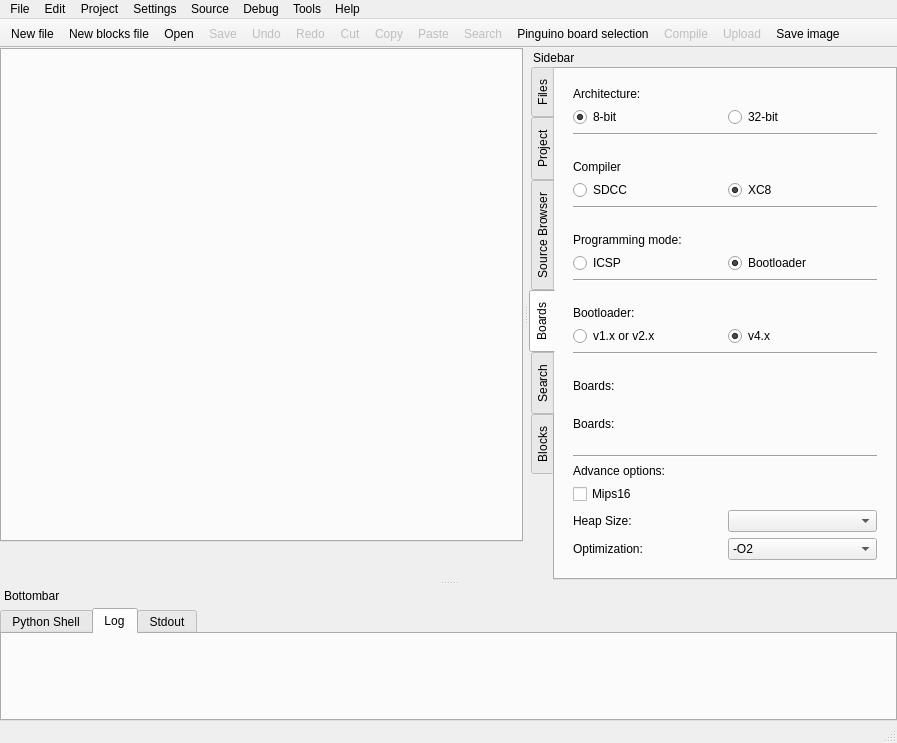
First picture: the form in qtgui/frames/main.ui, repository PinguinoIDE/pinguino-ide, before the edit.
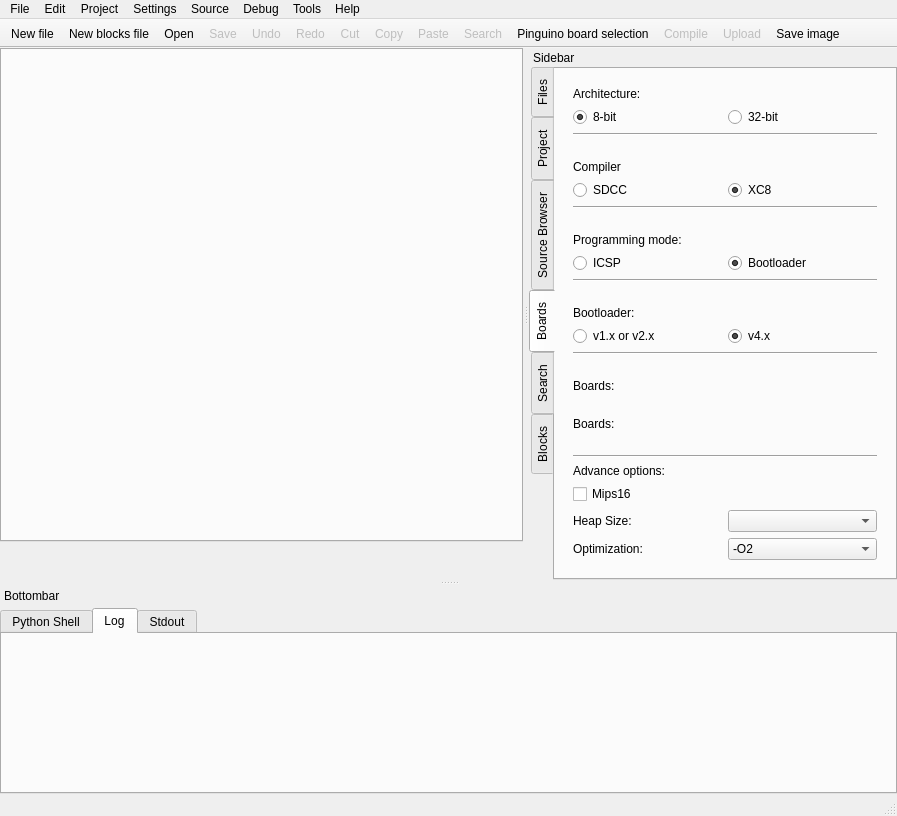
Second picture: the form after the edit. Icons and pictures are not drawn.

Patch:
```diff
--- a/qtgui/frames/main.ui
+++ b/qtgui/frames/main.ui
@@ -7,7 +7,7 @@
     <x>0</x>
     <y>0</y>
     <width>897</width>
-    <height>743</height>
+    <height>816</height>
    </rect>
   </property>
   <property name="windowTitle">
```
Left out of the diff: 2 changed lines with no effect on the pictures.
